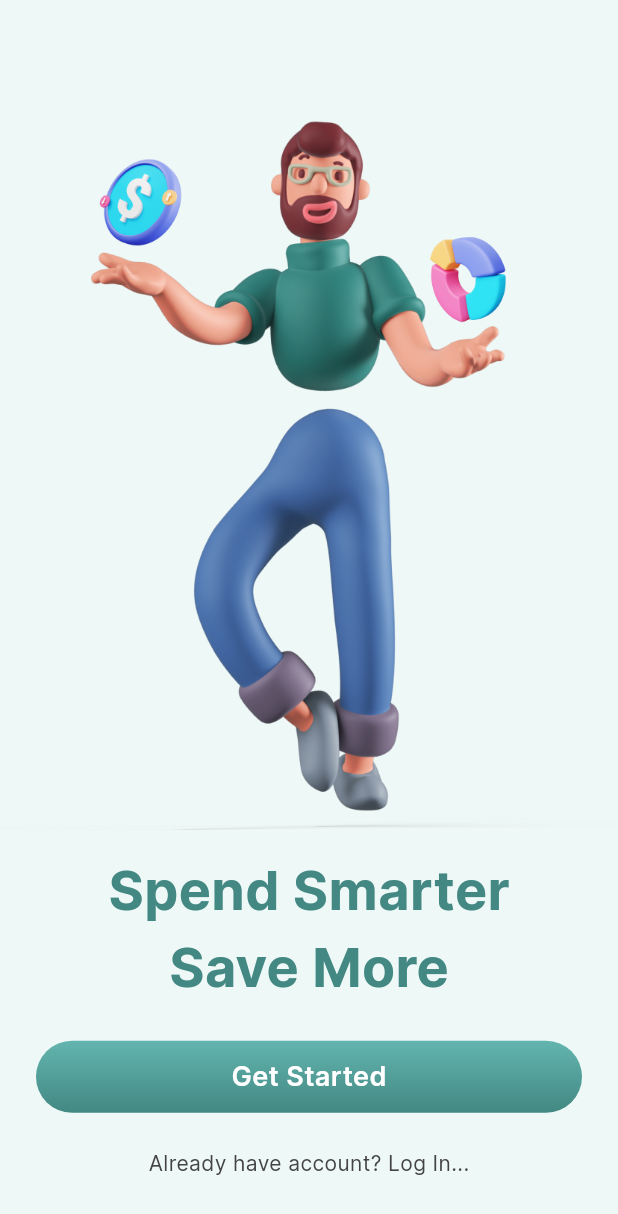
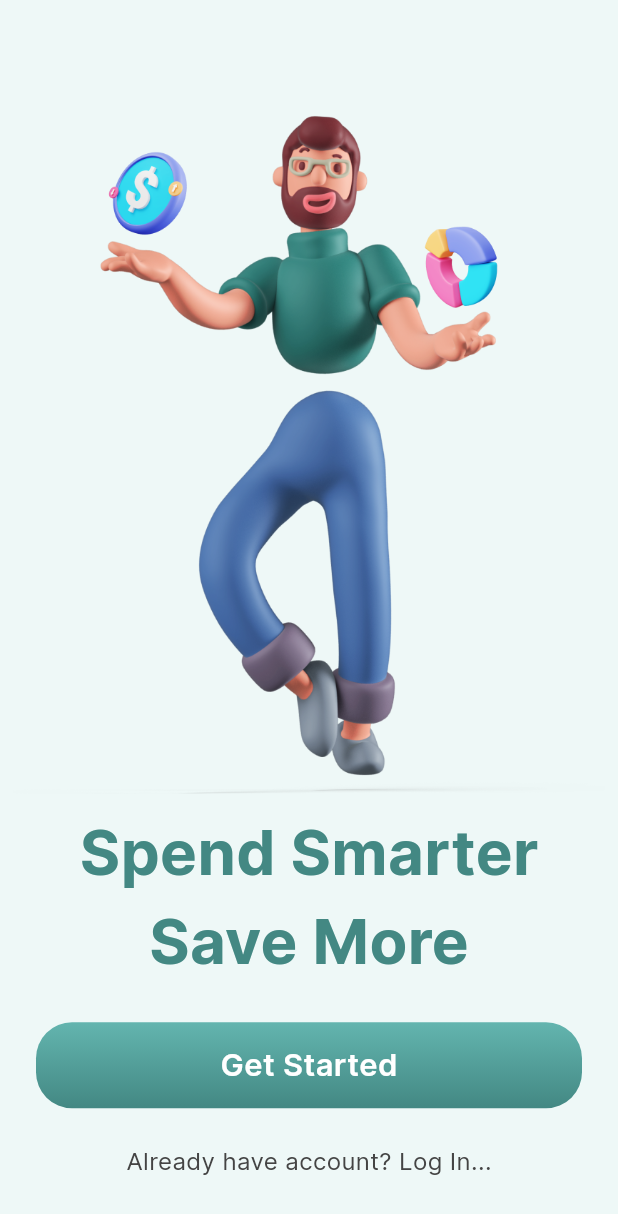
Before and after one commit to Anderson-Andre-P/finance, a Flutter app: the screen it shows after launch, on a phone screen of 412 x 824 dp. Shown: the top 1214 px of the screen. Run offline on Flutter 3.47's test engine with Material 3 defaults, Android fonts, the phone set to English and light mode, and no system bars; our stand-ins replace flutter_screenutil.

Commit message:
refactor: add screen util

```diff
--- a/lib/common/constants/app_text_style.dart
+++ b/lib/common/constants/app_text_style.dart
@@ -1,29 +1,30 @@
 import 'package:flutter/material.dart';
+import 'package:flutter_screenutil/flutter_screenutil.dart';
 
 class AppTextStyle {
   AppTextStyle._();
 
-  static const TextStyle bigText = TextStyle(
+  static TextStyle bigText = TextStyle(
     fontFamily: 'Inter',
-    fontSize: 50,
+    fontSize: 50.sp,
     fontWeight: FontWeight.w700,
   );
 
-  static const TextStyle mediumText = TextStyle(
+  static TextStyle mediumText = TextStyle(
     fontFamily: 'Inter',
-    fontSize: 36,
+    fontSize: 36.sp,
     fontWeight: FontWeight.w700,
   );
 
-  static const TextStyle smallText = TextStyle(
+  static TextStyle smallText = TextStyle(
     fontFamily: 'Inter',
-    fontSize: 14,
+    fontSize: 14.sp,
     fontWeight: FontWeight.w400,
   );
 
-  static const TextStyle buttonText = TextStyle(
+  static TextStyle buttonText = TextStyle(
     fontFamily: 'Inter',
-    fontSize: 18,
+    fontSize: 18.sp,
     fontWeight: FontWeight.w600,
   );
 }
--- a/lib/common/widgets/primary_button.dart
+++ b/lib/common/widgets/primary_button.dart
@@ -1,4 +1,5 @@
 import 'package:flutter/material.dart';
+import 'package:flutter_screenutil/flutter_screenutil.dart';
 
 import '../constants/app_colors.dart';
 import '../constants/app_text_style.dart';
@@ -18,7 +19,7 @@
   @override
   Widget build(BuildContext context) {
     return Ink(
-      height: 48.0,
+      height: 48.0.h,
       decoration: BoxDecoration(
         borderRadius: _borderRadius,
         gradient: LinearGradient(
```
